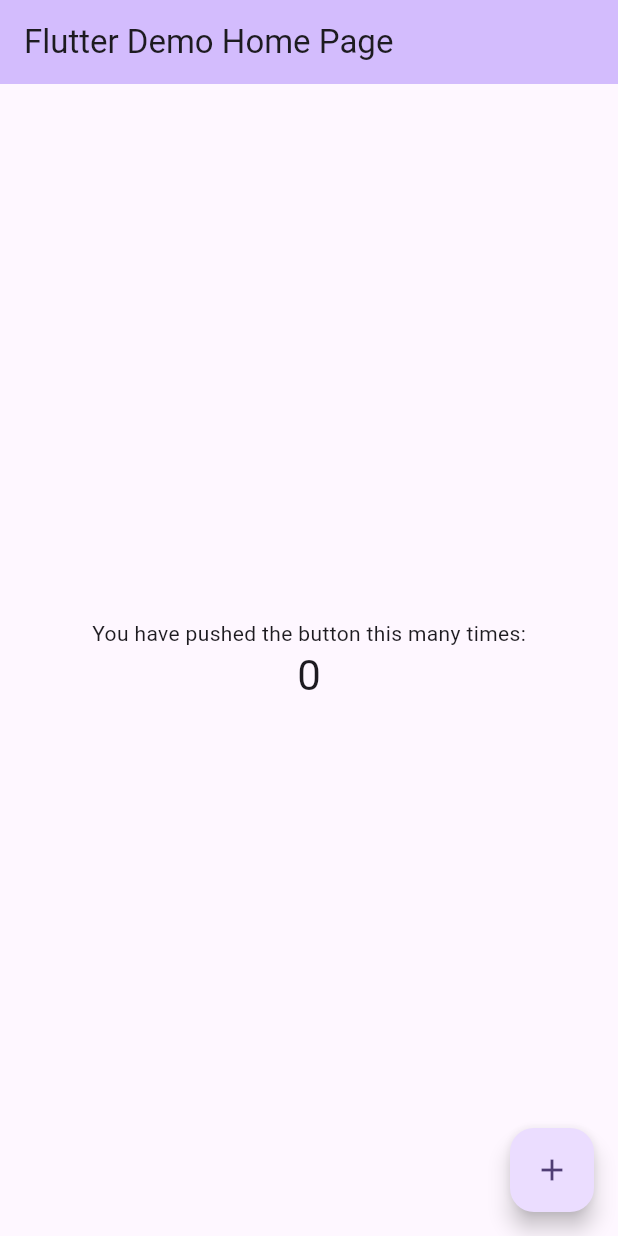
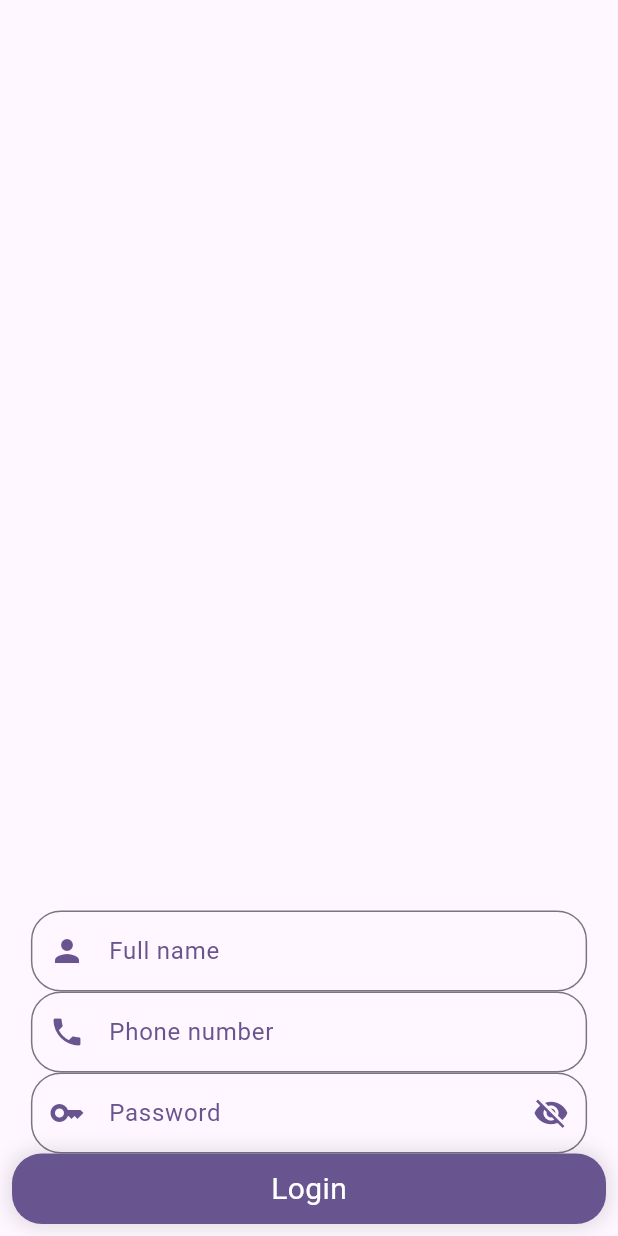
Before and after one commit to j03-dev/voamamy, a Flutter app: the screen it shows after launch, on a phone screen of 412 x 824 dp. Run offline on Flutter 3.47's test engine with Material 3 defaults, Android fonts, the light colour scheme and no system bars; our stand-ins replace dio, image_picker.

Commit message:
feat: login screen & auth service

```diff
--- a/app/frontend/lib/main.dart
+++ b/app/frontend/lib/main.dart
@@ -1,122 +1,6 @@
 import 'package:flutter/material.dart';
+import 'package:frontend/src/app.dart';
 
 void main() {
-  runApp(const MyApp());
+  runApp(const App());
 }
-
-class MyApp extends StatelessWidget {
-  const MyApp({super.key});
-
-  // This widget is the root of your application.
-  @override
-  Widget build(BuildContext context) {
-    return MaterialApp(
-      title: 'Flutter Demo',
-      theme: ThemeData(
-        // This is the theme of your application.
-        //
-        // TRY THIS: Try running your application with "flutter run". You'll see
-        // the application has a purple toolbar. Then, without quitting the app,
-        // try changing the seedColor in the colorScheme below to Colors.green
-        // and then invoke "hot reload" (save your changes or press the "hot
-        // reload" button in a Flutter-supported IDE, or press "r" if you used
-        // the command line to start the app).
-        //
-        // Notice that the counter didn't reset back to zero; the application
-        // state is not lost during the reload. To reset the state, use hot
-        // restart instead.
-        //
-        // This works for code too, not just values: Most code changes can be
-        // tested with just a hot reload.
-        colorScheme: ColorScheme.fromSeed(seedColor: Colors.deepPurple),
-      ),
-      home: const MyHomePage(title: 'Flutter Demo Home Page'),
-    );
-  }
-}
-
-class MyHomePage extends StatefulWidget {
-  const MyHomePage({super.key, required this.title});
-
-  // This widget is the home page of your application. It is stateful, meaning
-  // that it has a State object (defined below) that contains fields that affect
-  // how it looks.
-
-  // This class is the configuration for the state. It holds the values (in this
-  // case the title) provided by the parent (in this case the App widget) and
-  // used by the build method of the State. Fields in a Widget subclass are
-  // always marked "final".
-
-  final String title;
-
-  @override
-  State<MyHomePage> createState() => _MyHomePageState();
-}
-
-class _MyHomePageState extends State<MyHomePage> {
-  int _counter = 0;
-
-  void _incrementCounter() {
-    setState(() {
-      // This call to setState tells the Flutter framework that something has
-      // changed in this State, which causes it to rerun the build method below
-      // so that the display can reflect the updated values. If we changed
-      // _counter without calling setState(), then the build method would not be
-      // called again, and so nothing would appear to happen.
-      _counter++;
-    });
-  }
-
-  @override
-  Widget build(BuildContext context) {
-    // This method is rerun every time setState is called, for instance as done
-    // by the _incrementCounter method above.
-    //
-    // The Flutter framework has been optimized to make rerunning build methods
-    // fast, so that you can just rebuild anything that needs updating rather
-    // than having to individually change instances of widgets.
-    return Scaffold(
-      appBar: AppBar(
-        // TRY THIS: Try changing the color here to a specific color (to
-        // Colors.amber, perhaps?) and trigger a hot reload to see the AppBar
-        // change color while the other colors stay the same.
-        backgroundColor: Theme.of(context).colorScheme.inversePrimary,
-        // Here we take the value from the MyHomePage object that was created by
-        // the App.build method, and use it to set our appbar title.
-        title: Text(widget.title),
-      ),
-      body: Center(
-        // Center is a layout widget. It takes a single child and positions it
-        // in the middle of the parent.
-        child: Column(
-          // Column is also a layout widget. It takes a list of children and
-          // arranges them vertically. By default, it sizes itself to fit its
-          // children horizontally, and tries to be as tall as its parent.
-          //
-          // Column has various properties to control how it sizes itself and
-          // how it positions its children. Here we use mainAxisAlignment to
-          // center the children vertically; the main axis here is the vertical
-          // axis because Columns are vertical (the cross axis would be
-          // horizontal).
-          //
-          // TRY THIS: Invoke "debug painting" (choose the "Toggle Debug Paint"
-          // action in the IDE, or press "p" in the console), to see the
-          // wireframe for each widget.
-          mainAxisAlignment: MainAxisAlignment.center,
-          children: <Widget>[
-            const Text('You have pushed the button this many times:'),
-            Text(
-              '$_counter',
-              style: Theme.of(context).textTheme.headlineMedium,
-            ),
-          ],
-        ),
-      ),
-      floatingActionButton: FloatingActionButton(
-        onPressed: _incrementCounter,
-        tooltip: 'Increment',
-        child: const Icon(Icons.add),
-      ), // This trailing comma makes auto-formatting nicer for build methods.
-    );
-  }
-}
--- /dev/null
+++ b/app/frontend/lib/src/app.dart
@@ -0,0 +1,23 @@
+import 'package:flutter/material.dart';
+import 'package:frontend/src/features/auth/login_screen.dart';
+import 'package:frontend/src/features/auth/register_screen.dart';
+import 'package:frontend/src/routes/app_routers.dart';
+
+class App extends StatelessWidget {
+  const App({super.key});
+
+  @override
+  Widget build(BuildContext context) {
+    return MaterialApp(
+      title: 'Voamamy',
+      theme: ThemeData(
+        colorScheme: ColorScheme.fromSeed(seedColor: Colors.deepPurple),
+      ),
+      home: const LoginScreen(),
+      routes: {
+        AppRouters.login: (_) => const LoginScreen(),
+        AppRouters.register: (_) => const RegisterScreen(),
+      },
+    );
+  }
+}
--- /dev/null
+++ b/app/frontend/lib/src/features/auth/auth_service.dart
@@ -0,0 +1,30 @@
+import 'package:frontend/src/models/user.dart';
+import 'package:frontend/src/services/service.dart';
+
+class AuthService extends Service {
+  Future<User> register(
+    String? phone_number,
+    String? full_name,
+    String? password,
+  ) async {
+    final response = await dio.post(
+      "$baseUrl/api/auth/register",
+      data: {
+        "phone_number": phone_number,
+        "full_name": full_name,
+        "password": password,
+      },
+    );
+    final data = response.data["users"];
+    return User.fromJson(data);
+  }
+
+  Future<User> login(String? phone_number, String? password) async {
+    final response = await dio.post(
+      "$baseUrl/api/auth/login",
+      data: {"phone_number": phone_number, "password": password},
+    );
+    final data = response.data["users"];
+    return User.fromJson(data);
+  }
+}
--- /dev/null
+++ b/app/frontend/lib/src/features/auth/login_screen.dart
@@ -0,0 +1,73 @@
+import 'package:dio/dio.dart';
+import 'package:flutter/cupertino.dart';
+import 'package:flutter/material.dart';
+import 'package:frontend/src/features/auth/auth_service.dart';
+import 'package:frontend/src/widgets/input_field.dart';
+import 'package:frontend/src/widgets/rounded_button.dart';
+
+class LoginScreen extends StatefulWidget {
+  const LoginScreen({super.key});
+
+  @override
+  State<LoginScreen> createState() => _LoginScreenState();
+}
+
+class _LoginScreenState extends State<LoginScreen> {
+  final _authService = AuthService();
+  final _formKey = GlobalKey<FormState>();
+  String? _fullName, _phoneNumber, _password;
+
+  _submit() async {
+    try {
+      if (_formKey.currentState!.validate()) _formKey.currentState?.save();
+      await _authService.login(_phoneNumber, _password);
+    } on DioException catch (e) {
+      String message = e.response?.data["message"];
+      ScaffoldMessenger.of(
+        context,
+      ).showSnackBar(SnackBar(content: Text(message)));
+    }
+  }
+
+  @override
+  Widget build(BuildContext context) {
+    return Scaffold(
+      body: Padding(
+        padding: EdgeInsets.all(8.0),
+        child: Form(
+          key: _formKey,
+          child: Column(
+            mainAxisAlignment: MainAxisAlignment.end,
+            children: [
+              InputField(
+                label: 'Full name',
+                icon: Icons.person,
+                initialValue: _fullName,
+                onSaved: (value) => _fullName = value,
+              ),
+              InputField(
+                label: 'Phone number',
+                icon: Icons.phone,
+                initialValue: _phoneNumber,
+                onSaved: (value) => _phoneNumber = value,
+              ),
+              InputField(
+                label: 'Password',
+                icon: Icons.key,
+                isPassword: true,
+                initialValue: _password,
+                onSaved: (value) => _password = value,
+              ),
+              RoundedButton(
+                action: _submit,
+                text: 'Login',
+                backgroundColor: Theme.of(context).primaryColor,
+                textColor: Colors.white,
+              ),
+            ],
+          ),
+        ),
+      ),
+    );
+  }
+}
--- /dev/null
+++ b/app/frontend/lib/src/models/user.dart
@@ -0,0 +1,18 @@
+import 'package:json_annotation/json_annotation.dart';
+
+part 'user.g.dart';
+
+@JsonSerializable()
+class User {
+  String id, phone_number, full_name, created_at;
+  User({
+    required this.id,
+    required this.phone_number,
+    required this.full_name,
+    required this.created_at,
+  });
+
+  factory User.fromJson(Map<String, dynamic> json) => _$UserFromJson(json);
+
+  Map<String, dynamic> toJson() => _$UserToJson(this);
+}
--- /dev/null
+++ b/app/frontend/lib/src/routes/app_routers.dart
@@ -0,0 +1,4 @@
+class AppRouters {
+  static const String login = "/login";
+  static const String register = "/register";
+}
--- /dev/null
+++ b/app/frontend/lib/src/services/service.dart
@@ -0,0 +1,6 @@
+import 'package:dio/dio.dart';
+
+abstract class Service {
+  final dio = Dio();
+  final baseUrl = "http://localhost:5555";
+}
--- /dev/null
+++ b/app/frontend/lib/src/widgets/input_field.dart
@@ -0,0 +1,214 @@
+import 'package:flutter/material.dart';
+import 'package:image_picker/image_picker.dart'; // Add this to pubspec.yaml
+import 'dart:io';
+
+class InputField<T> extends StatefulWidget {
+  final String label;
+  final IconData? icon;
+  final T? initialValue;
+  final ValueChanged<String?>? onSaved;
+  final bool isPassword;
+  final bool isTextArea;
+  final bool isImagePicker;
+  final bool isFilePicker;
+  final TextInputType keyboardType;
+  final int? maxLength;
+  final double? width;
+  final FormFieldValidator<String>? validator;
+  final ValueChanged<File?>? onImagePicked;
+  final ValueChanged<File?>? onFilePicked;
+  final TextEditingController? controller; // Add this
+
+  const InputField({
+    super.key,
+    required this.label,
+    this.icon,
+    this.initialValue,
+    this.onSaved,
+    this.isPassword = false,
+    this.isTextArea = false,
+    this.isImagePicker = false,
+    this.isFilePicker = false,
+    this.keyboardType = TextInputType.text,
+    this.maxLength,
+    this.width,
+    this.validator,
+    this.onImagePicked,
+    this.onFilePicked,
+    this.controller,
+  });
+
+  @override
+  State<InputField> createState() => _InputFieldState();
+}
+
+class _InputFieldState extends State<InputField> {
+  bool _obscureText = false;
+  File? _imageFile;
+  File? _selectedFile;
+  final ImagePicker _picker = ImagePicker();
+
+  @override
+  void initState() {
+    super.initState();
+    if (widget.isPassword) {
+      _obscureText = true;
+    }
+  }
+
+  Future<void> _pickImage() async {
+    final pickedFile = await _picker.pickImage(source: ImageSource.gallery);
+    if (pickedFile != null) {
+      setState(() {
+        _imageFile = File(pickedFile.path);
+      });
+      if (widget.onImagePicked != null) {
+        widget.onImagePicked!(_imageFile);
+      }
+    }
+  }
+
+  Future<void> _pickFile() async {
+    setState(() {
+      _selectedFile = File('dummy_cv.pdf');
+    });
+    if (widget.onFilePicked != null) {
+      widget.onFilePicked!(_selectedFile);
+    }
+  }
+
+  @override
+  Widget build(BuildContext context) {
+    if (widget.isImagePicker) return _buildImagePicker(context);
+    if (widget.isFilePicker) return _buildFilePicker(context);
+    return _buildTextInput(context);
+  }
+
+  Widget _buildTextInput(BuildContext context) {
+    return SizedBox(
+      width: widget.width ?? MediaQuery.of(context).size.width * 0.9,
+      child: TextFormField(
+        controller: widget.controller,
+        obscureText: _obscureText,
+        maxLines: widget.isTextArea ? 4 : 1,
+        keyboardType: widget.keyboardType,
+        initialValue: widget.initialValue,
+        maxLength: widget.maxLength,
+        decoration: InputDecoration(
+          labelText: widget.label,
+          labelStyle: TextStyle(
+            color: Theme.of(context).primaryColor,
+            height: widget.isTextArea ? 2.5 : null,
+          ),
+          border: OutlineInputBorder(borderRadius: BorderRadius.circular(20)),
+          prefixIcon:
+              widget.icon != null
+                  ? Icon(widget.icon, color: Theme.of(context).primaryColor)
+                  : null,
+          suffixIcon:
+              widget.isPassword
+                  ? IconButton(
+                    icon: Icon(
+                      _obscureText ? Icons.visibility_off : Icons.visibility,
+                      color: Theme.of(context).primaryColor,
+                    ),
+                    onPressed: () {
+                      setState(() {
+                        _obscureText = !_obscureText;
+                      });
+                    },
+                  )
+                  : null,
+          contentPadding: EdgeInsets.symmetric(
+            vertical: widget.isTextArea ? 20 : 15,
+            horizontal: 20,
+          ),
+          alignLabelWithHint: widget.isTextArea,
+        ),
+        onSaved: widget.onSaved,
+        validator: widget.validator,
+      ),
+    );
+  }
+
+  Widget _buildImagePicker(BuildContext context) {
+    ImageProvider? imageProvider;
+
+    if (_imageFile != null) {
+      imageProvider = FileImage(_imageFile!);
+    } else if (widget.initialValue != null) {
+      imageProvider = NetworkImage(widget.initialValue);
+    }
+
+    return Column(
+      children: [
+        GestureDetector(
+          onTap: _pickImage,
+          child: CircleAvatar(
+            radius: 120,
+            backgroundColor: Colors.grey[200],
+            backgroundImage: imageProvider,
+            child:
+                imageProvider == null
+                    ? Icon(
+                      Icons.camera_alt,
+                      size: 40,
+                      color: Theme.of(context).primaryColor,
+                    )
+                    : null,
+          ),
+        ),
+        const SizedBox(height: 10),
+        Text(
+          widget.label,
+          style: TextStyle(
+            color: Theme.of(context).primaryColor,
+            fontWeight: FontWeight.w500,
+          ),
+        ),
+      ],
+    );
+  }
+
+  Widget _buildFilePicker(BuildContext context) {
+    return SizedBox(
+      width: widget.width ?? MediaQuery.of(context).size.width * 0.9,
+      child: Column(
+        crossAxisAlignment: CrossAxisAlignment.start,
+        children: [
+          Text(
+            widget.label,
+            style: TextStyle(
+              color: Theme.of(context).primaryColor,
+              fontWeight: FontWeight.w500,
+            ),
+          ),
+          const SizedBox(height: 8),
+          OutlinedButton(
+            onPressed: _pickFile,
+            style: OutlinedButton.styleFrom(
+              padding: const EdgeInsets.symmetric(vertical: 15, horizontal: 20),
+              shape: RoundedRectangleBorder(
+                borderRadius: BorderRadius.circular(20),
+                side: BorderSide(color: Theme.of(context).primaryColor),
+              ),
+            ),
+            child: Row(
+              mainAxisSize: MainAxisSize.min,
+              children: [
+                Icon(Icons.attach_file, color: Theme.of(context).primaryColor),
+                const SizedBox(width: 10),
+                Text(
+                  _selectedFile != null
+                      ? _selectedFile!.path.split('/').last
+                      : 'Select File',
+                  style: TextStyle(color: Theme.of(context).primaryColor),
+                ),
+              ],
+            ),
+          ),
+        ],
+      ),
+    );
+  }
+}
--- /dev/null
+++ b/app/frontend/lib/src/widgets/rounded_button.dart
@@ -0,0 +1,55 @@
+import 'package:flutter/material.dart';
+
+class RoundedButton extends StatelessWidget {
+  final VoidCallback action;
+  final String text;
+  final IconData? icon;
+  final Color backgroundColor;
+  final Color textColor;
+
+  const RoundedButton({
+    super.key,
+    required this.text,
+    required this.action,
+    this.icon,
+    required this.backgroundColor,
+    required this.textColor,
+  });
+
+  @override
+  Widget build(BuildContext context) {
+    return GestureDetector(
+      onTap: action,
+      child: Container(
+        padding: const EdgeInsets.symmetric(vertical: 9.0),
+        width: double.infinity,
+        decoration: BoxDecoration(
+          color: backgroundColor,
+          borderRadius: BorderRadius.circular(20),
+          boxShadow: const [
+            BoxShadow(
+              color: Colors.black12,
+              blurRadius: 10.0,
+              spreadRadius: 2.0,
+            ),
+          ],
+        ),
+        child: Row(
+          mainAxisAlignment: MainAxisAlignment.center,
+          children: [
+            if (icon != null) Icon(icon, color: textColor),
+            if (icon != null) const SizedBox(width: 8),
+            Text(
+              text,
+              style: TextStyle(
+                decoration: TextDecoration.none,
+                fontSize: 20.0,
+                color: textColor,
+              ),
+            ),
+          ],
+        ),
+      ),
+    );
+  }
+}
```
Also changed, not shown: app/frontend/lib/src/features/auth/register_screen.dart (added, +16 -0 lines), app/frontend/pubspec.yaml (+8 -2 lines), app/frontend/lib/src/models/user.g.dart (added), app/frontend/pubspec.lock, 10 other files.
